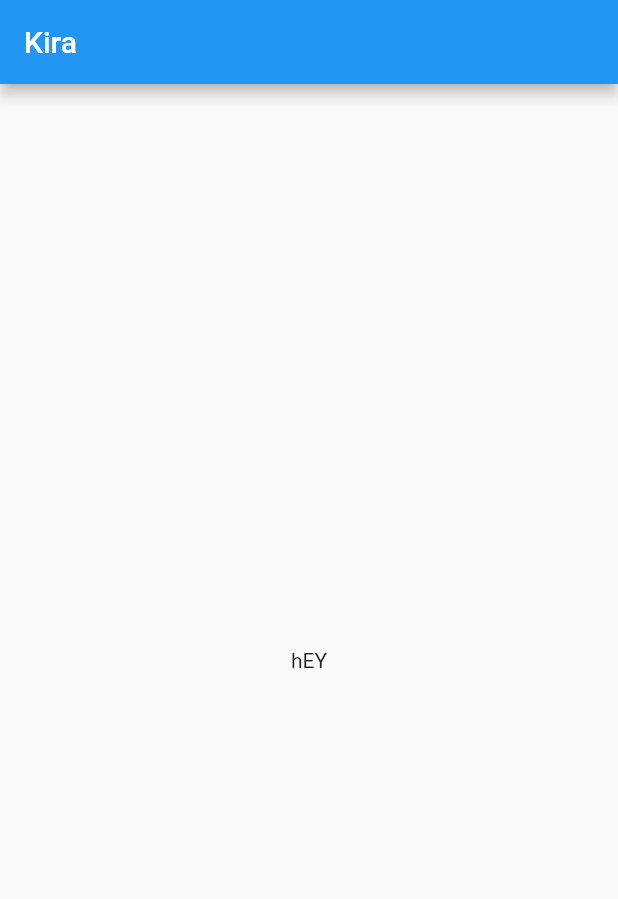
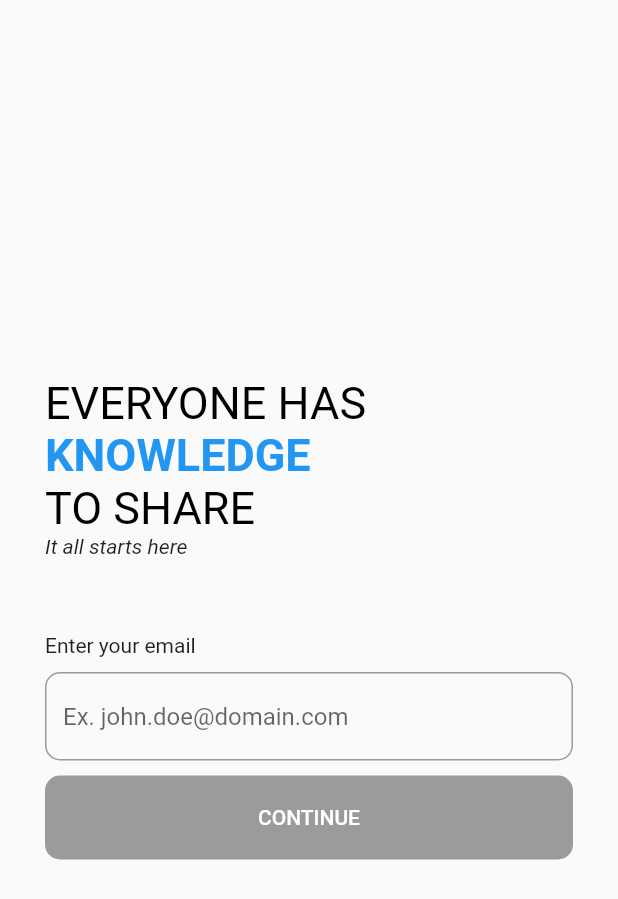
Before and after one commit to Wallruzz9114/kira, a Flutter app: the screen it shows after launch, on a phone screen of 412 x 824 dp. Shown: the top 899 px of the screen. Run offline on Flutter 3.47's test engine with Material 2 defaults, Android fonts, the phone set to English and light mode, and no system bars.

Commit message:
Added basic screens and routing

```diff
--- a/lib/src/kira.dart
+++ b/lib/src/kira.dart
@@ -1,14 +1,14 @@
 import 'package:flutter/material.dart';
-import 'package:kira/src/screens/home_screen.dart';
+import 'package:kira/src/screens/email_screen.dart';
+import 'package:kira/src/screens/password_screen.dart';
+import 'package:kira/src/screens/root_screen.dart';
+import 'package:kira/src/screens/terms_screen.dart';
 
 class Kira extends StatelessWidget {
   @override
   MaterialApp build(BuildContext context) => MaterialApp(
-    debugShowCheckedModeBanner: false,
-    title: 'Flutter Demo',
-    theme: ThemeData(
-      primarySwatch: Colors.blue,
-    ),
-    home: HomeScreen(),
-  );
+        debugShowCheckedModeBanner: false,
+        title: 'Kira',
+        home: Scaffold(body: RootScreen()),
+      );
 }
--- /dev/null
+++ b/lib/src/screens/email_screen.dart
@@ -0,0 +1,103 @@
+import 'package:flutter/material.dart';
+
+class EmailScreen extends StatefulWidget {
+  const EmailScreen({this.goTo});
+
+  final Function(int) goTo;
+
+  @override
+  _EmailScreenState createState() => _EmailScreenState();
+}
+
+class _EmailScreenState extends State<EmailScreen> {
+  final GlobalKey<FormState> _formKey = GlobalKey<FormState>();
+  final RegExp emailRegex = RegExp(r'[a-z0-9\._-]+@[a-z0-9\._-]+\.[a-z]+');
+  String _email = '';
+
+  @override
+  SafeArea build(BuildContext context) => SafeArea(
+        child: Scaffold(
+          body: Center(
+            child: SingleChildScrollView(
+              padding: const EdgeInsets.symmetric(horizontal: 30.0),
+              child: Column(
+                crossAxisAlignment: CrossAxisAlignment.start,
+                children: <Widget>[
+                  RichText(
+                    text: TextSpan(
+                      text: 'everyone has\n'.toUpperCase(),
+                      style:
+                          const TextStyle(color: Colors.black, fontSize: 30.0),
+                      children: <InlineSpan>[
+                        TextSpan(
+                          text: 'knowledge\n'.toUpperCase(),
+                          style: TextStyle(
+                            color: Theme.of(context).primaryColor,
+                            fontWeight: FontWeight.bold,
+                          ),
+                        ),
+                        TextSpan(text: 'to share'.toUpperCase()),
+                      ],
+                    ),
+                  ),
+                  const Text(
+                    'It all starts here',
+                    style: TextStyle(fontStyle: FontStyle.italic),
+                  ),
+                  const SizedBox(height: 50.0),
+                  Form(
+                    key: _formKey,
+                    child: Column(
+                      crossAxisAlignment: CrossAxisAlignment.stretch,
+                      children: <Widget>[
+                        const Text('Enter your email'),
+                        const SizedBox(height: 10.0),
+                        TextFormField(
+                          onChanged: (String value) =>
+                              setState(() => _email = value),
+                          validator: (String value) =>
+                              value.isEmpty || !emailRegex.hasMatch(value)
+                                  ? 'Please enter a valid email'
+                                  : null,
+                          decoration: InputDecoration(
+                            hintText: 'Ex. john.doe@domain.com',
+                            border: OutlineInputBorder(
+                              borderRadius: BorderRadius.circular(10.0),
+                              borderSide: const BorderSide(color: Colors.grey),
+                            ),
+                            focusedBorder: OutlineInputBorder(
+                              borderRadius: BorderRadius.circular(10.0),
+                              borderSide: const BorderSide(color: Colors.grey),
+                            ),
+                          ),
+                        ),
+                        const SizedBox(height: 10.0),
+                        RaisedButton(
+                          shape: RoundedRectangleBorder(
+                            borderRadius: BorderRadius.circular(10.0),
+                          ),
+                          color: Theme.of(context).primaryColor,
+                          elevation: 0.0,
+                          padding: const EdgeInsets.symmetric(vertical: 20.0),
+                          onPressed: !emailRegex.hasMatch(_email)
+                              ? null
+                              : () {
+                                  if (_formKey.currentState.validate()) {
+                                    widget.goTo(1);
+                                  }
+                                },
+                          child: Text(
+                            'continue'.toUpperCase(),
+                            style: const TextStyle(color: Colors.white),
+                          ),
+                        ),
+                      ],
+                    ),
+                  ),
+                ],
+              ),
+            ),
+          ),
+        ),
+      );
+}
--- a/lib/src/screens/home_screen.dart
+++ /dev/null
@@ -1,16 +0,0 @@
-import 'package:flutter/material.dart';
-
-class HomeScreen extends StatefulWidget {
-  @override
-  _HomeScreenState createState() => _HomeScreenState();
-}
-
-class _HomeScreenState extends State<HomeScreen> {
-  @override
-  SafeArea build(BuildContext context) => SafeArea(
-    child: Scaffold(
-      appBar: AppBar(title: const Text('Kira')),
-      body: Container(child: const Center(child: Text('hEY'))),
-    ),
-  );
-}
--- /dev/null
+++ b/lib/src/screens/root_screen.dart
@@ -0,0 +1,41 @@
+import 'package:flutter/material.dart';
+import 'package:kira/src/screens/email_screen.dart';
+import 'package:kira/src/screens/password_screen.dart';
+import 'package:kira/src/screens/terms_screen.dart';
+
+class RootScreen extends StatefulWidget {
+  @override
+  _RootScreenState createState() => _RootScreenState();
+}
+
+class _RootScreenState extends State<RootScreen> {
+  List<Widget> _screens = <Widget>[];
+  int _currentScreenIndex = 0;
+
+  @override
+  void initState() {
+    super.initState();
+    _screens.addAll(<Widget>[
+      EmailScreen(
+        goTo: (int screenIndex) => setState(
+          () => _currentScreenIndex = screenIndex,
+        ),
+      ),
+      TermsScreen(
+        goTo: (int screenIndex) => setState(
+          () => _currentScreenIndex = screenIndex,
+        ),
+      ),
+      PasswordScreen(
+        goTo: (int screenIndex) => setState(
+          () => _currentScreenIndex = screenIndex,
+        ),
+      )
+    ]);
+  }
+
+  @override
+  Container build(BuildContext context) => Container(
+        child: _screens.elementAt(_currentScreenIndex),
+      );
+}
```
Also changed, not shown: lib/src/screens/password_screen.dart (added, +105 -0 lines), lib/src/screens/terms_screen.dart (added, +86 -0 lines), lib/main.dart (line endings or trailing spaces).
